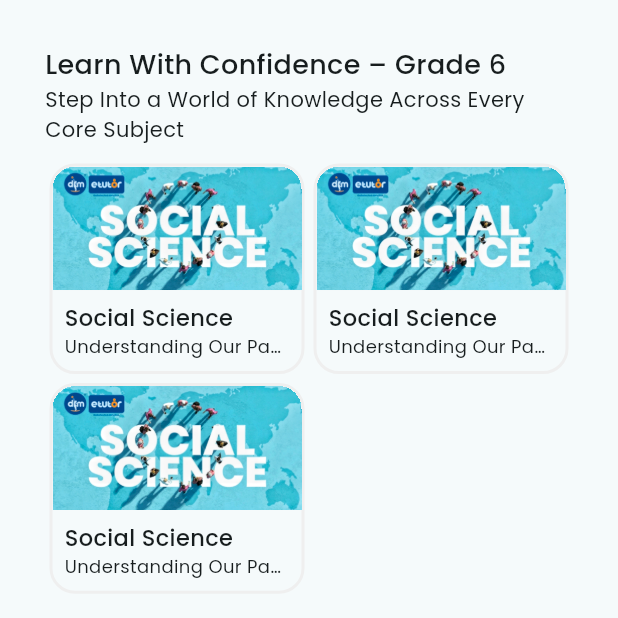
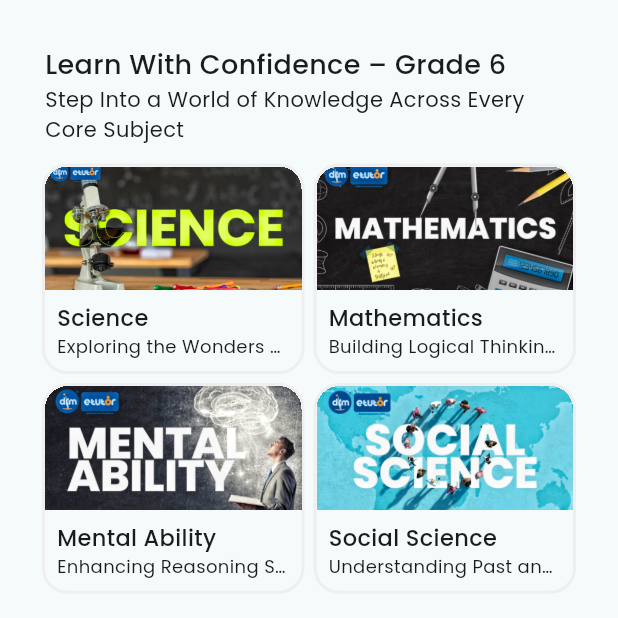
Before and after one commit to donymashup/Etutor, a Flutter app: the SubscribedCourseAllSubjects screen opened directly, on a phone screen of 412 x 824 dp, the top half of it. Run offline on Flutter 3.47's test engine with Material 3 defaults, Android fonts, the phone set to English and light mode, and no system bars; our stand-ins replace dotted_border, fl_chart, lottie, percent_indicator, pinput; missing offline and left inert: iconify_flutter.

Commit message:
all subject listview

```diff
--- a/lib/features/subscribed_course/screens/subscribed_course_all_subjects.dart
+++ b/lib/features/subscribed_course/screens/subscribed_course_all_subjects.dart
@@ -6,10 +6,32 @@ class SubscribedCourseAllSubjects extends StatefulWidget {
   const SubscribedCourseAllSubjects({super.key});
 
   @override
-  State<SubscribedCourseAllSubjects> createState() => _SubscribedCourseAllSubjectsState();
+  State<SubscribedCourseAllSubjects> createState() =>
+      _SubscribedCourseAllSubjectsState();
 }
 
-class _SubscribedCourseAllSubjectsState extends State<SubscribedCourseAllSubjects> {
+class AllSubjects {
+  String? title;
+  String? description;
+  String? subjectImage;
+
+  AllSubjects(
+      {required this.title,
+      required this.description,
+      required this.subjectImage});
+}
+
+ List<AllSubjects> allsubjects = [
+  AllSubjects(title: "Science", description: "Exploring the Wonders of Nature and Everyday Phenomena", subjectImage: "assets/images/subname1.jpg"),
+    AllSubjects(title: "Mathematics", description: "Building Logical Thinking Through Numbers and Patterns", subjectImage: "assets/images/subname4.jpg"),
+    AllSubjects(title: "Mental Ability", description: "Enhancing Reasoning Skills for Analytical and Critical Thinking", subjectImage: "assets/images/subname3.jpg"),
+    AllSubjects(title: "Social Science", description: "Understanding Past and Present", subjectImage: "assets/images/subname2.jpg"),
+
+
+ ];
+
+class _SubscribedCourseAllSubjectsState
+    extends State<SubscribedCourseAllSubjects> {
   @override
   Widget build(BuildContext context) {
     return Scaffold(
@@ -20,45 +42,78 @@ class _SubscribedCourseAllSubjectsState extends State<SubscribedCourseAllSubject
             child: Column(
               crossAxisAlignment: CrossAxisAlignment.start,
               children: [
-                Text("Learn With Confidence – Grade 6",style: TextStyle(fontWeight: FontWeight.w500,fontSize: 18),),
-                Text("Step Into a World of Knowledge Across Every Core Subject",style: TextStyle(fontSize: 14)),
+                Text(
+                  "Learn With Confidence – Grade 6",
+                  style: TextStyle(fontWeight: FontWeight.w500, fontSize: 18),
+                ),
+                Text("Step Into a World of Knowledge Across Every Core Subject",
+                    style: TextStyle(fontSize: 14)),
                 SizedBox(height: 10),
                 Center(
-                    child: Wrap(
+                  child: Wrap(
+                    spacing: 10,
                     alignment: WrapAlignment.spaceBetween,
                     children: [
-                      GestureDetector(
-                      onTap: () {
-                        Navigator.push(context, MaterialPageRoute(builder: (context) => SubscribedCourseSubject()));
-                      },
-                      child: SubjectOverviewCard(
-                        title: "Social Science",
-                        description: "Understanding Our Past and Present",
-                        subjectImage: "assets/images/subname1.jpg",
-                      ),
-                      ),
-                      GestureDetector(
-                      onTap: () {
-                        Navigator.push(context, MaterialPageRoute(builder: (context) => SubscribedCourseSubject()));
-                      },
-                      child: SubjectOverviewCard(
-                        title: "Social Science",
-                        description: "Understanding Our Past and Present",
-                        subjectImage: "assets/images/subname1.jpg",
-                      ),
-                      ),
-                      GestureDetector(
-                      onTap: () {
-                        Navigator.push(context, MaterialPageRoute(builder: (context) => SubscribedCourseSubject()));
-                      },
-                      child: SubjectOverviewCard(
-                        title: "Social Science",
-                        description: "Understanding Our Past and Present",
-                        subjectImage: "assets/images/subname1.jpg",
-                      ),
-                      ),
+                      ...List.generate(allsubjects.length, (index) => SubjectOverviewCard(title: allsubjects[index].title ?? "",
+                      description: allsubjects[index].description ?? "", subjectImage: allsubjects[index].subjectImage ?? ""))
+                      // GestureDetector(
+                      //   onTap: () {
+                      //     Navigator.push(
+                      //         context,
+                      //         MaterialPageRoute(
+                      //             builder: (context) =>
+                      //                 SubscribedCourseSubject()));
+                      //   },
+                      //   child: SubjectOverviewCard(
+                      //     title: "Social Science",
+                      //     description: "Understanding Our Past and Present",
+                      //     subjectImage: "assets/images/subname1.jpg",
+                      //   ),
+                      // ),
+                      // GestureDetector(
+                      //   onTap: () {
+                      //     Navigator.push(
+                      //         context,
+                      //         MaterialPageRoute(
+                      //             builder: (context) =>
+                      //                 SubscribedCourseSubject()));
+                      //   },
+                      //   child: SubjectOverviewCard(
+                      //     title: "Social Science",
+                      //     description: "Understanding Our Past and Present",
+                      //     subjectImage: "assets/images/subname2.jpg",
+                      //   ),
+                      // ),
+                      // GestureDetector(
+                      //   onTap: () {
+                      //     Navigator.push(
+                      //         context,
+                      //         MaterialPageRoute(
+                      //             builder: (context) =>
+                      //                 SubscribedCourseSubject()));
+                      //   },
+                      //   child: SubjectOverviewCard(
+                      //     title: "Social Science",
+                      //     description: "Understanding Our Past and Present",
+                      //     subjectImage: "assets/images/subname3.jpg",
+                      //   ),
+                      // ),
+                      // GestureDetector(
+                      //   onTap: () {
+                      //     Navigator.push(
+                      //         context,
+                      //         MaterialPageRoute(
+                      //             builder: (context) =>
+                      //                 SubscribedCourseSubject()));
+                      //   },
+                      //   child: SubjectOverviewCard(
+                      //     title: "Social Science",
+                      //     description: "Understanding Our Past and Present",
+                      //     subjectImage: "assets/images/subname4.jpg",
+                      //   ),
+                      // ),
                     ],
-                    ),
+                  ),
                 ),
               ],
             ),
--- a/lib/features/subscribed_course/widgets/subject_overview_card.dart
+++ b/lib/features/subscribed_course/widgets/subject_overview_card.dart
@@ -20,9 +20,9 @@ class _SubjectOverviewCardState extends State<SubjectOverviewCard> {
   @override
   Widget build(BuildContext context) {
     return Padding(
-      padding: const EdgeInsets.all(5.0),
+      padding: const EdgeInsets.symmetric(vertical: 5.0),
       child: Container(
-        width: MediaQuery.of(context).size.width * .5 - 40,
+        width: MediaQuery.of(context).size.width * .5 - 35,
         clipBehavior: Clip.hardEdge,
         decoration: BoxDecoration(
             borderRadius: BorderRadius.circular(15),
@@ -33,7 +33,7 @@ class _SubjectOverviewCardState extends State<SubjectOverviewCard> {
             Container(
               decoration: BoxDecoration(
                   image: DecorationImage(
-                      image: AssetImage("assets/images/subname2.jpg"),
+                      image: AssetImage(widget.subjectImage),
                       fit: BoxFit.cover),
                   color: AppColor.greyAppBar),
               height: MediaQuery.of(context).size.width *.2,
```
